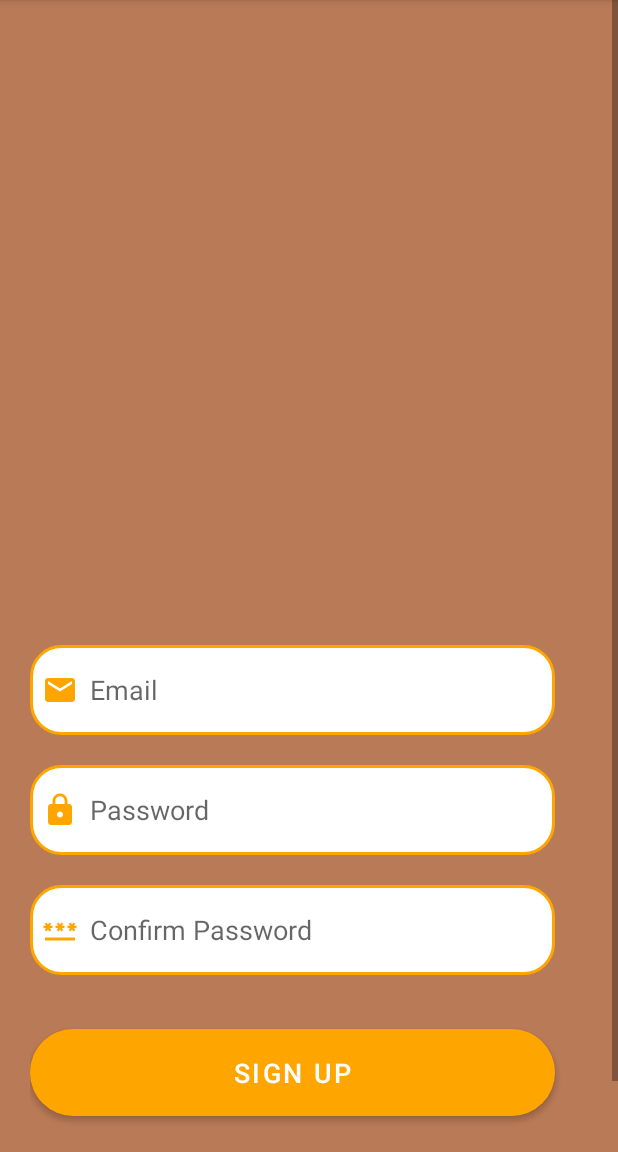
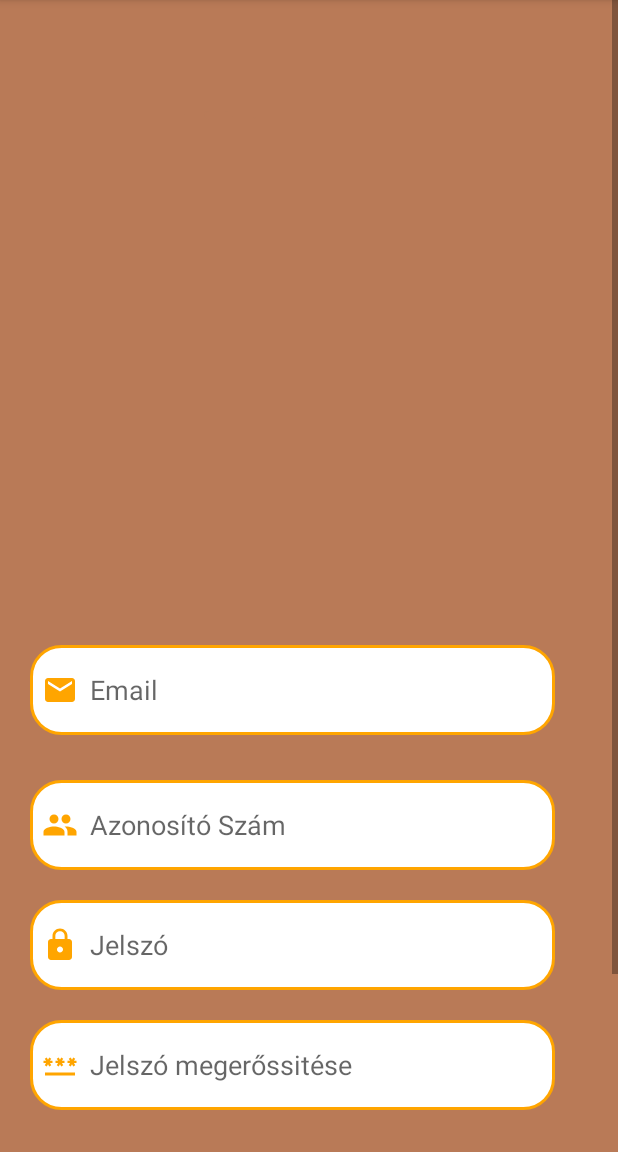
Before and after one commit to TorokMarcell/Szakdoga, an Android app: the SignupActivity screen opened directly, with no data from a screen before it, on a phone screen of 412 x 824 dp, the part 84-1236 px from its top. Run offline under Robolectric (Android 15) with nearby library versions, the phone set to English and light mode, and no system bars.

Commit message:
AzonositoSzam hozzá adása

```diff
--- a/app/src/main/java/com/example/szakdoghozkell/LgoinActivity.java
+++ b/app/src/main/java/com/example/szakdoghozkell/LgoinActivity.java
@@ -27,7 +27,7 @@ public class LgoinActivity extends AppCompatActivity {
                 if(email.equals("")||password.equals(""))
                     Toast.makeText(LgoinActivity.this, "All fields are mandatory", Toast.LENGTH_SHORT).show();
                 else{
-                    Boolean checkCredentials = databaseHelper.checkEmailPassword(email, password);
+                    Boolean checkCredentials = databaseHelper.checkPassword(email, password);
                     if(checkCredentials){
                         Toast.makeText(LgoinActivity.this, "Login Successfully!", Toast.LENGTH_SHORT).show();
                         Intent intent  = new Intent(getApplicationContext(), MainActivity.class);
--- a/app/src/main/java/com/example/szakdoghozkell/SignupActivity.java
+++ b/app/src/main/java/com/example/szakdoghozkell/SignupActivity.java
@@ -23,14 +23,15 @@ public class SignupActivity extends AppCompatActivity {
             public void onClick(View view) {
                 String email = binding.signupEmail.getText().toString();
                 String password = binding.signupPassword.getText().toString();
+                String studentid = binding.signupStudentId.getText().toString();
                 String confirmPassword = binding.signupConfirm.getText().toString();
-                if(email.equals("")||password.equals("")||confirmPassword.equals(""))
+                if(email.equals("")||password.equals("")||confirmPassword.equals("")||studentid.equals("")||studentid.equals("\\d"))
                     Toast.makeText(SignupActivity.this, "All fields are mandatory", Toast.LENGTH_SHORT).show();
                 else{
                     if(password.equals(confirmPassword)){
                         Boolean checkUserEmail = databaseHelper.checkEmail(email);
                         if(!checkUserEmail){
-                            Boolean insert = databaseHelper.insertData(email, password);
+                            Boolean insert = databaseHelper.insertData(email, password,studentid);
                             if(insert){
                                 Toast.makeText(SignupActivity.this, "Signup Successfully!", Toast.LENGTH_SHORT).show();
                                 Intent intent = new Intent(getApplicationContext(),LgoinActivity.class);
--- /dev/null
+++ b/app/src/main/res/drawable/baseline_people_24.xml
@@ -0,0 +1,5 @@
+<vector android:height="24dp" android:tint="#FFA500"
+    android:viewportHeight="24" android:viewportWidth="24"
+    android:width="24dp" xmlns:android="http://schemas.android.com/apk/res/android">
+    <path android:fillColor="@android:color/white" android:pathData="M16,11c1.66,0 2.99,-1.34 2.99,-3S17.66,5 16,5c-1.66,0 -3,1.34 -3,3s1.34,3 3,3zM8,11c1.66,0 2.99,-1.34 2.99,-3S9.66,5 8,5C6.34,5 5,6.34 5,8s1.34,3 3,3zM8,13c-2.33,0 -7,1.17 -7,3.5L1,19h14v-2.5c0,-2.33 -4.67,-3.5 -7,-3.5zM16,13c-0.29,0 -0.62,0.02 -0.97,0.05 1.16,0.84 1.97,1.97 1.97,3.45L17,19h6v-2.5c0,-2.33 -4.67,-3.5 -7,-3.5z"/>
+</vector>
--- a/app/src/main/res/layout/activity_signup.xml
+++ b/app/src/main/res/layout/activity_signup.xml
@@ -32,6 +32,16 @@
                 android:hint="Email"
                 android:drawableLeft="@drawable/ic_baseline_email_24"
                 android:drawablePadding="8dp"/>
+            <EditText
+                android:layout_width="350dp"
+                android:layout_height="60dp"
+                android:id="@+id/signup_studentId"
+                android:background="@drawable/orange_border"
+                android:layout_marginTop="30dp"
+                android:padding="8dp"
+                android:hint="Azonosító Szám"
+                android:drawableLeft="@drawable/baseline_people_24"
+                android:drawablePadding="8dp"/>
 
             <EditText
                 android:layout_width="350dp"
@@ -40,7 +50,7 @@
                 android:background="@drawable/orange_border"
                 android:layout_marginTop="20dp"
                 android:padding="8dp"
-                android:hint="Password"
+                android:hint="Jelszó"
                 android:inputType="textPassword"
                 android:drawableLeft="@drawable/ic_baseline_lock_24"
                 android:drawablePadding="8dp"/>
@@ -52,7 +62,7 @@
                 android:background="@drawable/orange_border"
                 android:layout_marginTop="20dp"
                 android:padding="8dp"
-                android:hint="Confirm Password"
+                android:hint="Jelszó megerőssitése"
                 android:inputType="textPassword"
                 android:drawableLeft="@drawable/ic_baseline_password_24"
                 android:drawablePadding="8dp"/>
```
Also changed, not shown: app/build.gradle (+6 -2 lines), app/src/main/java/com/example/szakdoghozkell/DatabaseHelper.java (+15 -5 lines), app/src/main/java/com/example/szakdoghozkell/MainActivity.java (+27 -1 lines), app/src/main/res/layout/activity_main.xml (+27 -1 lines).
